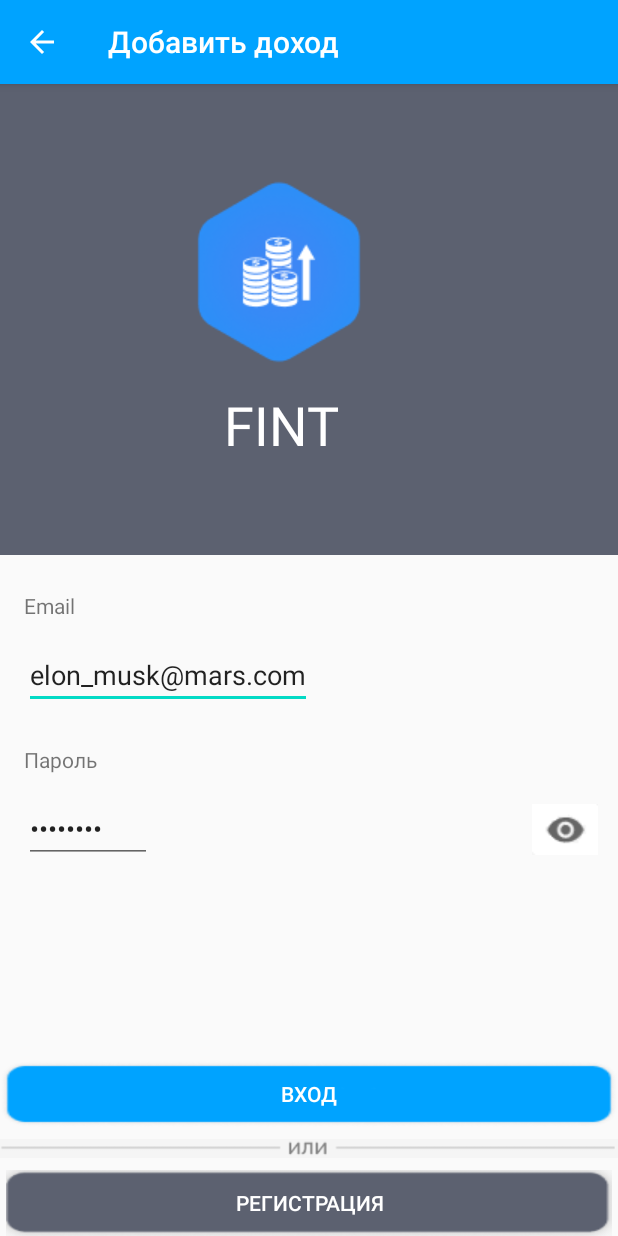
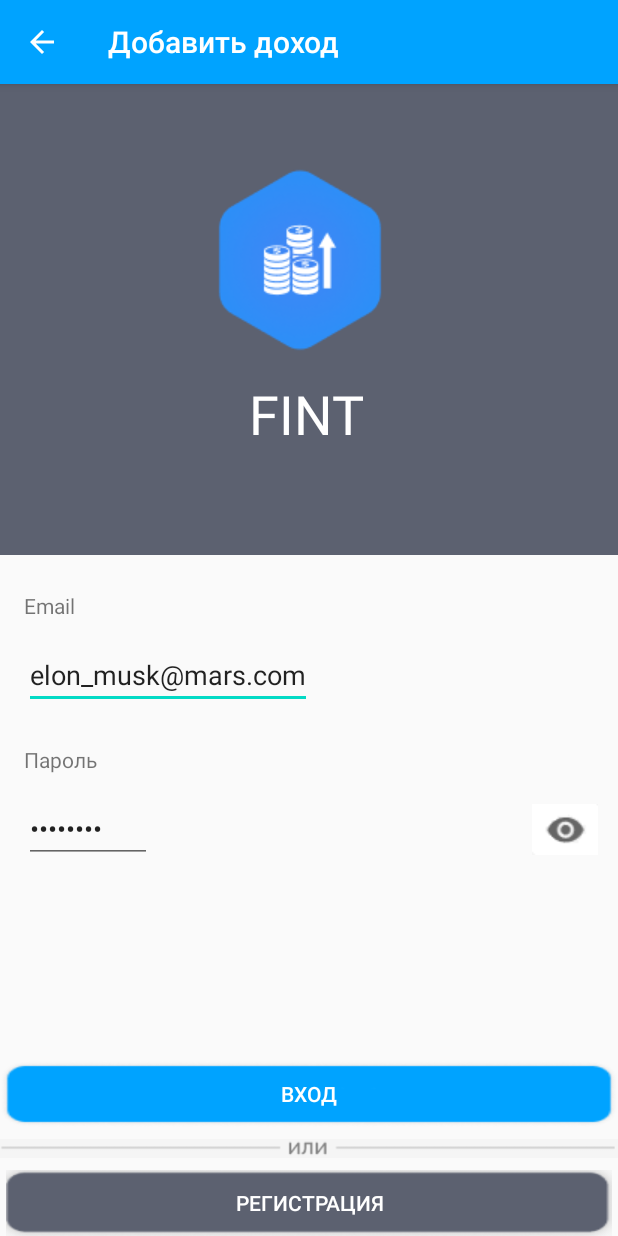
Before and after one commit to YRT9GA/Fint, an Android app: the IncomeAdd screen opened directly, with no data from a screen before it, on a phone screen of 412 x 824 dp. Run offline under Robolectric (Android 15) with nearby library versions, the phone set to English and light mode, and no system bars.

Commit message:
Revert "Dev"

```diff
--- a/app/src/main/res/layout/fragment_settings.xml
+++ b/app/src/main/res/layout/fragment_profile.xml
@@ -41,12 +41,10 @@
         android:textSize="14sp" />
 
     <TextView
-            android:id="@+id/language_tv"
         android:layout_width="wrap_content"
         android:layout_height="wrap_content"
+        android:text="Язык"
         android:layout_marginBottom="28dp"
-            android:onClick="onClick"
-            android:text="Язык"
         android:textColor="#333333"
         android:textSize="14sp" />
 
--- a/app/src/main/res/layout/log_in.xml
+++ b/app/src/main/res/layout/log_in.xml
@@ -1,10 +1,7 @@
 <?xml version="1.0" encoding="utf-8"?>
 <LinearLayout xmlns:android="http://schemas.android.com/apk/res/android"
-    xmlns:app="http://schemas.android.com/apk/res-auto"
-    xmlns:tools="http://schemas.android.com/tools"
     android:orientation="vertical" android:layout_width="match_parent"
     android:layout_height="match_parent">
-
 
     <LinearLayout
         android:layout_width="match_parent"
@@ -13,42 +10,31 @@
         android:layout_weight="1"
         android:background="#5C6170">
 
-        <androidx.constraintlayout.widget.ConstraintLayout
-            android:layout_width="match_parent"
-            android:layout_height="match_parent">
+        <ImageView
+            android:id="@+id/imageView"
+            android:layout_width="wrap_content"
+            android:layout_height="wrap_content"
+            android:layout_centerVertical="true"
+            android:layout_centerHorizontal="true"
+            android:gravity="center"
+            android:layout_marginLeft="138dp"
+            android:layout_marginTop="55dp"
+            android:src="@drawable/group">
 
-            <TextView
-                android:id="@+id/textView3"
-                android:layout_width="wrap_content"
-                android:layout_height="wrap_content"
-                android:layout_marginStart="25dp"
-                android:font="@font/rubikregular"
-                android:text="FINT"
-                android:textColor="#FFFFFF"
-                android:textSize="36sp"
-                app:layout_constraintBottom_toBottomOf="parent"
-                app:layout_constraintStart_toStartOf="@+id/imageView"
-                app:layout_constraintTop_toBottomOf="@+id/imageView">
+        </ImageView>
 
-            </TextView>
+        <TextView
+            android:layout_width="wrap_content"
+            android:layout_height="wrap_content"
+            android:font="@font/rubikregular"
+            android:text="FINT"
+            android:textColor="#FFFFFF"
+            android:layout_marginLeft="166dp"
+            android:textSize="36sp"
+            android:layout_marginTop="16dp">
 
-            <ImageView
-                android:id="@+id/imageView"
-                android:layout_width="wrap_content"
-                android:layout_height="wrap_content"
-                android:layout_centerHorizontal="true"
-                android:layout_centerVertical="true"
-                android:layout_marginStart="124dp"
-                android:layout_marginBottom="15dp"
-                android:gravity="center"
-                android:src="@drawable/group"
-                app:layout_constraintBottom_toTopOf="@+id/textView3"
-                app:layout_constraintStart_toStartOf="parent"
-                app:layout_constraintTop_toTopOf="parent"
-                app:layout_constraintVertical_chainStyle="packed">
+        </TextView>
 
-            </ImageView>
-        </androidx.constraintlayout.widget.ConstraintLayout>
 
     </LinearLayout>
 
```
Also changed, not shown: app/src/main/AndroidManifest.xml (+0 -14 lines), app/src/main/java/com/coresystems/fint/CurrencyList.java (deleted, +0 -26 lines), app/src/main/java/com/coresystems/fint/LanguageActivity.java (deleted, +0 -26 lines), app/src/main/java/com/coresystems/fint/MainActivity.java (+8 -2 lines), app/src/main/java/com/coresystems/fint/NavigationFragments/FragmentProfile.java (added, +21 -0 lines), app/src/main/java/com/coresystems/fint/NavigationFragments/FragmentSettings.java (deleted, +0 -34 lines), app/src/main/res/layout/currency.xml (deleted, +0 -14 lines), app/src/main/res/layout/option_language.xml (+4 -8 lines), app/src/main/res/values/strings.xml (+0 -8 lines). Lines whose indentation alone changed are shown as unchanged.
